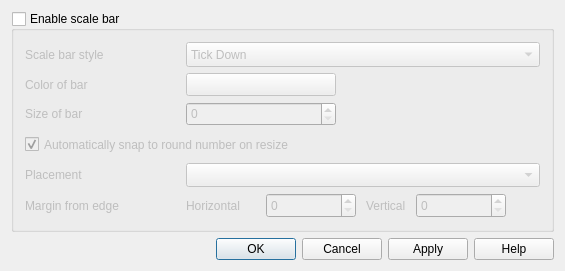
Before: the Qt Designer form src/ui/qgsdecorationscalebardialog.ui in carsmie/QGIS, drawn with Qt 5.
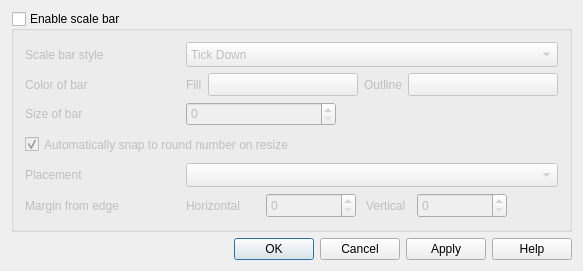
After: the same form once the commit is applied. Icons and pictures are not drawn. Custom widgets are drawn as their Qt base class.

Commit message: [FEATURE] Add outline and color opacity settings for scale bar decoration

Patch:
```diff
--- a/src/ui/qgsdecorationscalebardialog.ui
+++ b/src/ui/qgsdecorationscalebardialog.ui
@@ -53,7 +53,14 @@
      </property>
      <layout class="QGridLayout" name="gridLayout_2">
       <item row="3" column="1">
-       <layout class="QHBoxLayout" name="horizontalLayout">
+       <layout class="QHBoxLayout" name="colorLayout">
+        <item>
+         <widget class="QLabel" name="fillLabel">
+          <property name="text">
+           <string>Fill</string>
+          </property>
+         </widget>
+        </item>
         <item>
          <widget class="QgsColorButton" name="pbnChangeColor">
           <property name="minimumSize">
@@ -74,17 +81,30 @@
          </widget>
         </item>
         <item>
-         <spacer name="horizontalSpacer_2">
-          <property name="orientation">
-           <enum>Qt::Horizontal</enum>
+         <widget class="QLabel" name="outlineLabel">
+          <property name="text">
+           <string>Outline</string>
           </property>
-          <property name="sizeHint" stdset="0">
+         </widget>
+        </item>
+        <item>
+         <widget class="QgsColorButton" name="pbnChangeOutlineColor">
+          <property name="minimumSize">
            <size>
-            <width>40</width>
-            <height>20</height>
+            <width>150</width>
+            <height>0</height>
            </size>
           </property>
-         </spacer>
+          <property name="maximumSize">
+           <size>
+            <width>120</width>
+            <height>16777215</height>
+           </size>
+          </property>
+          <property name="text">
+           <string/>
+          </property>
+         </widget>
         </item>
        </layout>
       </item>
```
The commit also changes 3 other files.
